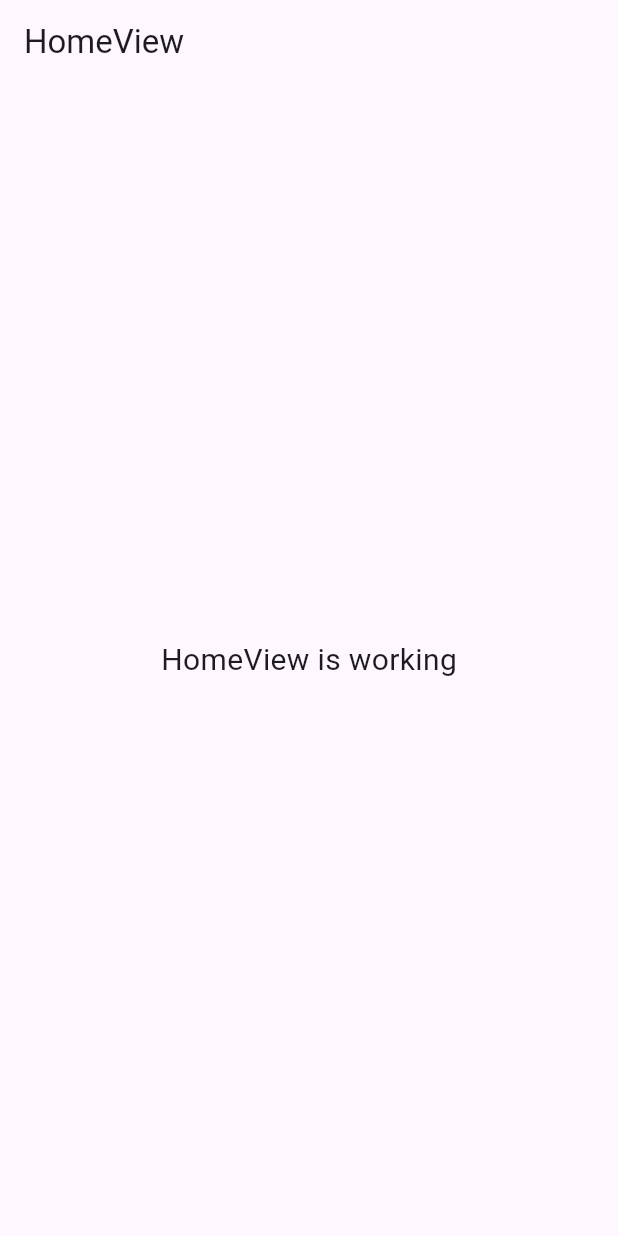
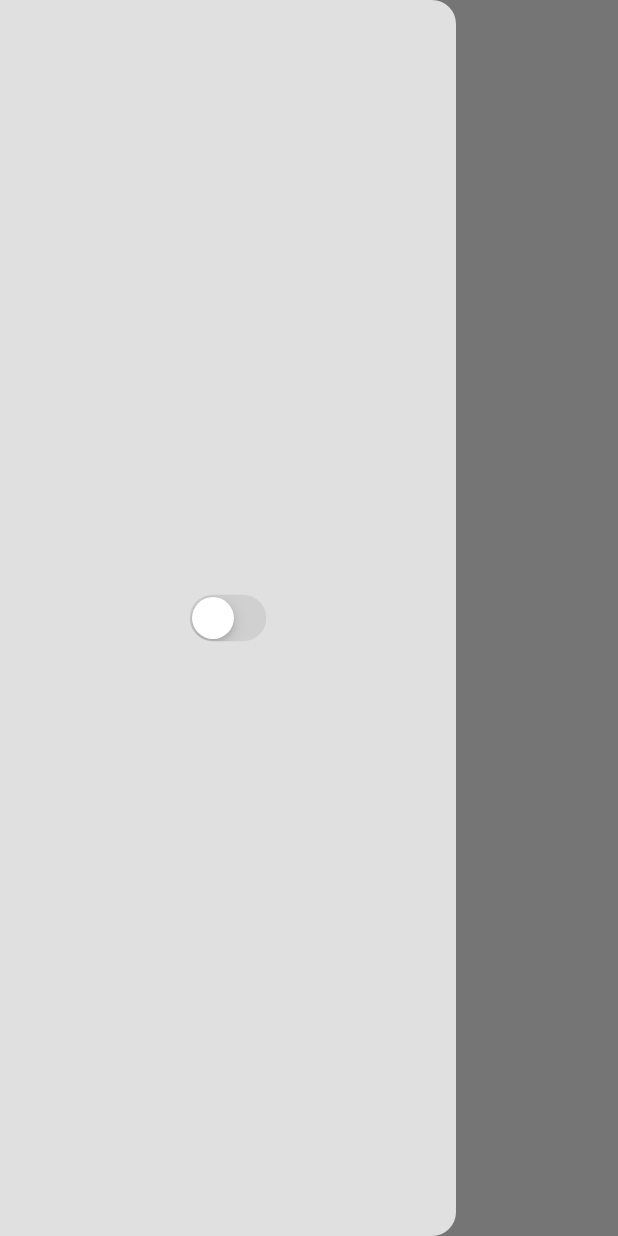
Before and after one commit to aryamanshrivastava/Habit_Tracker, a Flutter app: the screen it shows after launch, with the side drawer open (before the commit the screen has no drawer), on a phone screen of 412 x 824 dp. Run offline on Flutter 3.47's test engine with Material 3 defaults, Android fonts, the phone set to English and light mode, and no system bars; our stand-ins replace isar; accounts and stored records are empty.

Commit message:
[aryaman]added:isardb

```diff
--- a/lib/views/home.dart
+++ b/lib/views/home.dart
@@ -1,4 +1,10 @@
+// ignore_for_file: prefer_const_constructors
+
+import 'package:flutter/cupertino.dart';
 import 'package:flutter/material.dart';
+import 'package:provider/provider.dart';
+
+import '../theme/theme_provider.dart';
 
 class HomeView extends StatelessWidget {
   const HomeView({super.key});
@@ -6,15 +12,21 @@ class HomeView extends StatelessWidget {
   @override
   Widget build(BuildContext context) {
     return Scaffold(
-      appBar: AppBar(
-        title: const Text('HomeView'),
-      ),
-      body: const Center(
-        child: Text(
-          'HomeView is working',
-          style: TextStyle(fontSize: 20),
+        appBar: AppBar(
+          title: Text('HomeView'),
+          centerTitle: true,
         ),
-      ),
-    );
+        drawer: Drawer(
+          backgroundColor: Theme.of(context).colorScheme.background,
+          child: Center(
+            child: CupertinoSwitch(
+              value: Provider.of<ThemeProvider>(context).isDarkMode,
+              onChanged: (value) {
+                Provider.of<ThemeProvider>(context, listen: false)
+                    .toggleTheme();
+              },
+            ),
+          ),
+        ));
   }
 }
--- a/pubspec.yaml
+++ b/pubspec.yaml
@@ -36,6 +36,9 @@ dependencies:
   # Use with the CupertinoIcons class for iOS style icons.
   cupertino_icons: ^1.0.6
   provider:
+  isar: ^3.1.0+1
+  isar_flutter_libs: ^3.1.0+1
+  path_provider: ^2.1.2
 
 dev_dependencies:
   flutter_test:
@@ -47,6 +50,8 @@ dev_dependencies:
   # package. See that file for information about deactivating specific lint
   # rules and activating additional ones.
   flutter_lints: ^3.0.0
+  isar_generator: ^3.1.0+1
+  build_runner: ^2.4.8
 
 # For information on the generic Dart part of this file, see the
 # following page: https://dart.dev/tools/pub/pubspec
```
Also changed, not shown: lib/main.dart (+9 -3 lines), lib/models/app_settings.dart (added, +7 -0 lines), lib/models/habit.dart (added, +9 -0 lines), pubspec.lock, 5 other files.
